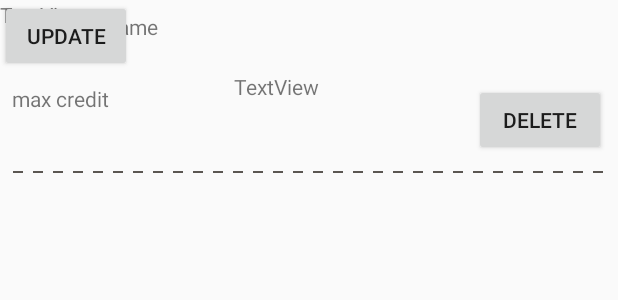
After one commit to F-kinungi/KotlinSQLiteRecyclerView, an Android app: the layout list_customers_row.xml on its own in the app's theme, with its tools: preview values and no code run, on a phone screen of 412 x 824 dp. The commit adds this screen. Shown: the top 300 px of the screen. Run offline under Robolectric (Android 15) with nearby library versions, the phone set to English and light mode, and no system bars.

Commit message:
customAdapter with recyclerView

```diff
--- a/app/build.gradle
+++ b/app/build.gradle
@@ -24,10 +24,12 @@ android {
 
 dependencies {
     implementation fileTree(dir: 'libs', include: ['*.jar'])
-    implementation"org.jetbrains.kotlin:kotlin-stdlib-jdk7:$kotlin_version"
+    implementation "org.jetbrains.kotlin:kotlin-stdlib-jdk7:$kotlin_version"
     implementation 'com.android.support:appcompat-v7:28.0.0'
     implementation 'com.android.support.constraint:constraint-layout:1.1.3'
     testImplementation 'junit:junit:4.12'
     androidTestImplementation 'com.android.support.test:runner:1.0.2'
     androidTestImplementation 'com.android.support.test.espresso:espresso-core:3.0.2'
+    implementation 'com.android.support:recyclerview-v7:28.0.0'
+    implementation  'com.android.support:design:28.0.0'
 }
--- a/app/src/main/AndroidManifest.xml
+++ b/app/src/main/AndroidManifest.xml
@@ -16,6 +16,8 @@
                 <category android:name="android.intent.category.LAUNCHER"/>
             </intent-filter>
         </activity>
+        <activity android:name=".AddCustomerActivity">
+        </activity>
     </application>
 
 </manifest>
--- /dev/null
+++ b/app/src/main/res/drawable/dotted.xml
@@ -0,0 +1,10 @@
+<?xml version="1.0" encoding="utf-8"?>
+<shape xmlns:android="http://schemas.android.com/apk/res/android"
+       android:shape="line">
+
+    <stroke android:color="#5b5752"
+            android:dashWidth="10px"
+            android:dashGap="10px"
+            android:width="1dp" />
+
+</shape>
--- /dev/null
+++ b/app/src/main/res/drawable/ic_person_add_black_24dp.xml
@@ -0,0 +1,5 @@
+<vector android:height="24dp" android:tint="#F9F9F9"
+    android:viewportHeight="24.0" android:viewportWidth="24.0"
+    android:width="24dp" xmlns:android="http://schemas.android.com/apk/res/android">
+    <path android:fillColor="#FF000000" android:pathData="M15,12c2.21,0 4,-1.79 4,-4s-1.79,-4 -4,-4 -4,1.79 -4,4 1.79,4 4,4zM6,10L6,7L4,7v3L1,10v2h3v3h2v-3h3v-2L6,10zM15,14c-2.67,0 -8,1.34 -8,4v2h16v-2c0,-2.66 -5.33,-4 -8,-4z"/>
+</vector>
--- /dev/null
+++ b/app/src/main/res/layout/list_customers_row.xml
@@ -0,0 +1,62 @@
+<?xml version="1.0" encoding="utf-8"?>
+<android.support.constraint.ConstraintLayout
+        xmlns:android="http://schemas.android.com/apk/res/android"
+        xmlns:tools="http://schemas.android.com/tools"
+        xmlns:app="http://schemas.android.com/apk/res-auto"
+        android:layout_width="match_parent"
+        android:layout_height="match_parent"
+        tools:context=".MainActivity">
+
+    <TextView
+            android:text="customer name"
+            android:layout_width="109dp"
+            android:layout_height="40dp"
+            android:id="@+id/textView" android:layout_marginTop="8dp"
+            app:layout_constraintTop_toTopOf="parent" app:layout_constraintStart_toStartOf="parent"
+            android:layout_marginStart="8dp"/>
+    <TextView
+            android:text="TextView"
+            android:layout_width="109dp"
+            android:layout_height="40dp"
+            android:id="@+id/tvCustomerName"
+            tools:layout_editor_absoluteY="8dp" tools:layout_editor_absoluteX="142dp"
+            tools:ignore="MissingConstraints"/>
+    <TextView
+            android:text="max credit"
+            android:layout_width="118dp"
+            android:layout_height="42dp"
+            android:id="@+id/textView3" android:layout_marginTop="8dp"
+            app:layout_constraintTop_toBottomOf="@+id/textView" app:layout_constraintStart_toStartOf="parent"
+            android:layout_marginStart="8dp"/>
+    <TextView
+            android:text="TextView"
+            android:layout_width="119dp"
+            android:layout_height="40dp"
+            android:id="@+id/tvMaxCredit" android:layout_marginTop="8dp"
+            app:layout_constraintTop_toBottomOf="@+id/tvCustomerName"
+            app:layout_constraintStart_toStartOf="@+id/textView3"
+            android:layout_marginStart="8dp" app:layout_constraintEnd_toEndOf="parent" android:layout_marginEnd="8dp"
+            app:layout_constraintHorizontal_bias="0.522"/>
+    <Button
+            android:text="update"
+            android:layout_width="wrap_content"
+            android:layout_height="wrap_content"
+            android:id="@+id/btnUpdate"
+            tools:layout_editor_absoluteY="8dp" tools:layout_editor_absoluteX="288dp"
+            tools:ignore="MissingConstraints"/>
+    <Button
+            android:text="delete"
+            android:layout_width="wrap_content"
+            android:layout_height="wrap_content"
+            android:id="@+id/btnDelete" android:layout_marginTop="8dp"
+            app:layout_constraintTop_toBottomOf="@+id/btnUpdate" app:layout_constraintEnd_toEndOf="parent"
+            android:layout_marginEnd="8dp"/>
+    <ImageView
+            android:layout_width="0dp"
+            android:layout_height="5dp"
+            app:srcCompat="@drawable/dotted"
+            android:id="@+id/imageView"
+            android:layout_marginTop="8dp"
+            app:layout_constraintTop_toBottomOf="@+id/btnDelete" app:layout_constraintStart_toStartOf="parent"
+            android:layout_marginStart="8dp" app:layout_constraintEnd_toEndOf="parent" android:layout_marginEnd="8dp"/>
+</android.support.constraint.ConstraintLayout>
--- /dev/null
+++ b/app/src/main/res/values/dimens.xml
@@ -0,0 +1,5 @@
+<?xml version="1.0" encoding="utf-8"?>
+<resources>
+
+    <dimen name="fab_margin">16dp</dimen>
+</resources>
```
Also changed, not shown: app/src/main/java/com/francis/kotlinsqliterecyclerview/AddCustomerActivity.kt (added, +45 -0 lines), app/src/main/java/com/francis/kotlinsqliterecyclerview/CustomerAdapter.kt (added, +34 -0 lines), app/src/main/java/com/francis/kotlinsqliterecyclerview/DBHandler.kt (added, +69 -0 lines), app/src/main/java/com/francis/kotlinsqliterecyclerview/MainActivity.kt (+26 -0 lines), app/src/main/java/com/francis/kotlinsqliterecyclerview/models/Customer.kt (added, +9 -0 lines), app/src/main/res/layout/activity_add_customer.xml (added, +45 -0 lines), app/src/main/res/layout/activity_main.xml (+26 -8 lines).
